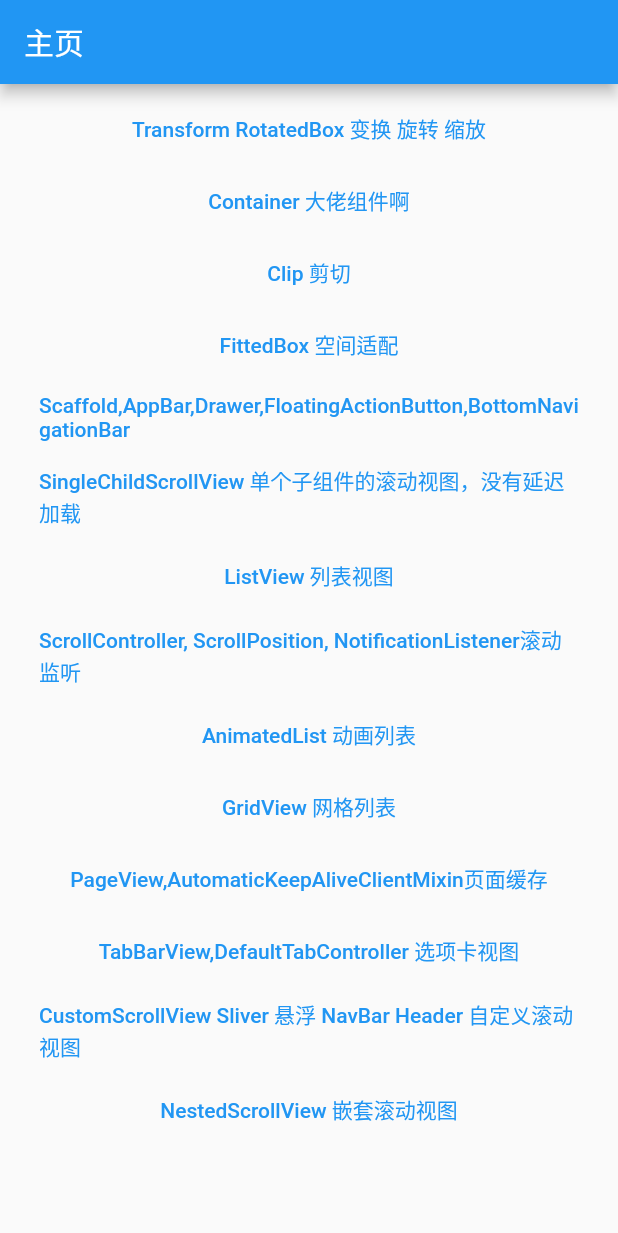
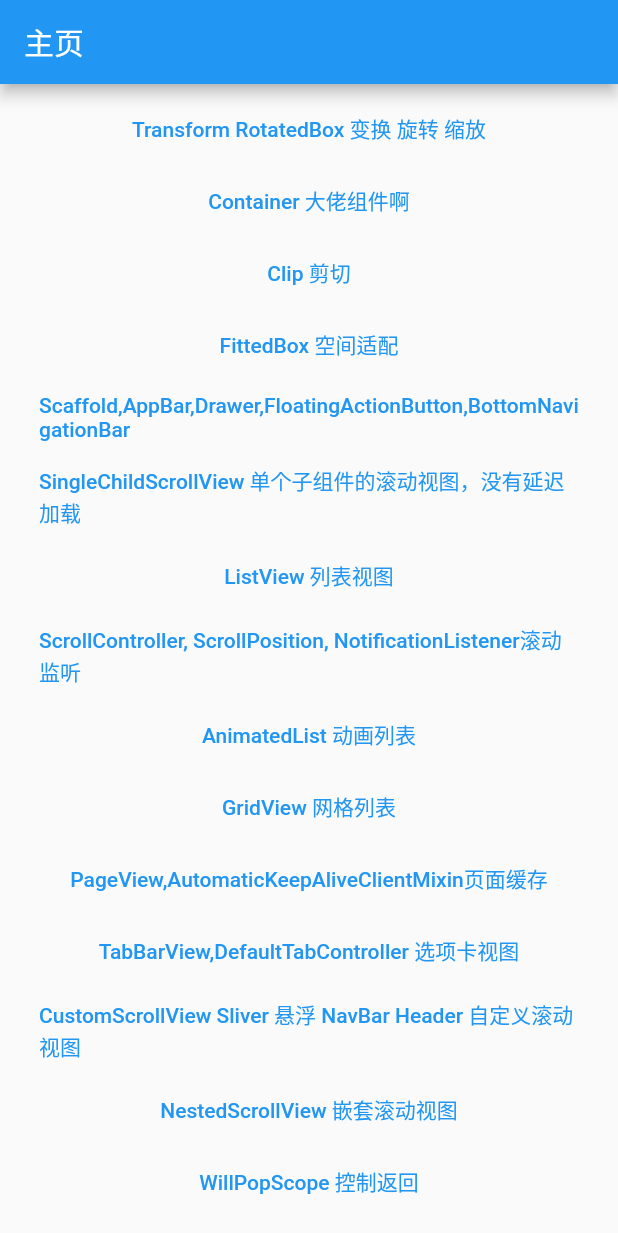
Before and after one commit to xxxIxxxx/flutter_ddup, a Flutter app: the screen it shows after launch, scrolled down 843 dp, on a phone screen of 412 x 824 dp. Shown: the top 1233 px of the screen. Run offline on Flutter 3.47's test engine with Material 2 defaults, Android fonts, the phone set to English and light mode, and no system bars; our stand-ins replace fluro.

Commit message:
WillPopScope导航返回拦截

```diff
--- a/lib/app/home_page.dart
+++ b/lib/app/home_page.dart
@@ -249,6 +249,13 @@ class _MyHomePageState extends State<MyHomePage> {
             },
             child: const Text("NestedScrollView 嵌套滚动视图"),
           ),
+          TextButton(
+            onPressed: () {
+              Application.router.navigateTo(context, Routes.willPopScope,
+                  transition: TransitionType.native);
+            },
+            child: const Text("WillPopScope 控制返回"),
+          ),
         ],
       ),
     );
--- a/lib/route/route_handlers.dart
+++ b/lib/route/route_handlers.dart
@@ -30,6 +30,7 @@ import '../class/Text文本及样式/text_page.dart';
 import '../class/Transform,RotatedBox变换旋转缩放/transform_rotated_box_page.dart';
 import '../class/UnconstrainedBox,ConstrainedBox,SizedBox约束布局/constraints_page.dart';
 import '../class/Warp,Flow流式布局/warp_flow_page.dart';
+import '../class/WillPopScope导航返回拦截/will_pop_scope_page.dart';
 import '../class/widget生命周期/counter_life_cycle_page.dart';
 import '../class/路由传值/tipRoute_page.dart';
 
@@ -199,3 +200,9 @@ var nestedScrollViewHandeler = Handler(
     handlerFunc: (BuildContext? context, Map<String, List<String>> params) {
   return const NestedScrollViewPage();
 });
+
+
+var willPopScopeHandeler = Handler(
+    handlerFunc: (BuildContext? context, Map<String, List<String>> params) {
+  return const WillPopScopePage();
+});
--- a/lib/route/routes.dart
+++ b/lib/route/routes.dart
@@ -38,6 +38,8 @@ class Routes {
   static String tabBarView = "/tabBarView";
   static String customScrollView = "/customScrollView";
   static String nestedScrollView = "/nestedScrollView";
+  static String willPopScope = "/willPopScope";
+
 
   static void configureRoutes(FluroRouter router) {
     router.notFoundHandler = Handler(
@@ -78,5 +80,6 @@ class Routes {
     router.define(tabBarView, handler: tabBarViewHandeler);
     router.define(customScrollView, handler: customScrollViewHandeler);
     router.define(nestedScrollView, handler: nestedScrollViewHandeler);
+    router.define(willPopScope, handler: willPopScopeHandeler);
   }
 }
```
Also changed, not shown: lib/class/WillPopScope导航返回拦截/will_pop_scope_page.dart (added, +33 -0 lines).
